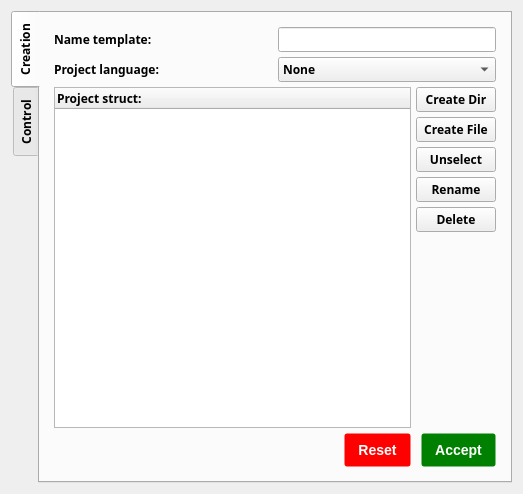
First picture: the form in templatesmenu.ui, repository Notidman/Dollar, before the edit.
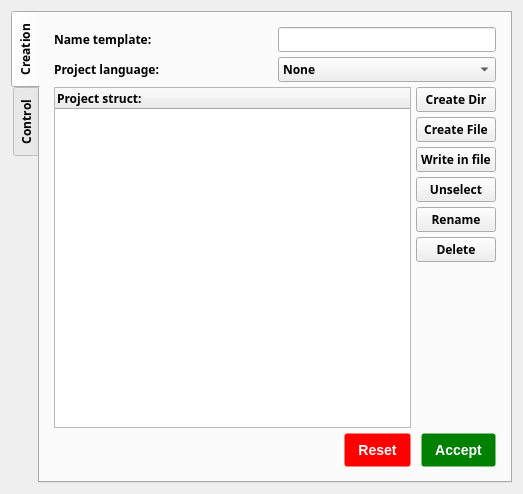
Second picture: the form after the edit. The open tabs and pages were chosen to show the change.

Patch:
```diff
--- a/templatesmenu.ui
+++ b/templatesmenu.ui
@@ -138,6 +138,13 @@
                </property>
               </widget>
              </item>
+             <item>
+              <widget class="QPushButton" name="pb_write_in_file">
+               <property name="text">
+                <string>Write in file</string>
+               </property>
+              </widget>
+             </item>
              <item>
               <widget class="QPushButton" name="pb_unselect">
                <property name="text">
```
Left out of the diff: 2 changed lines with no effect on the pictures.
